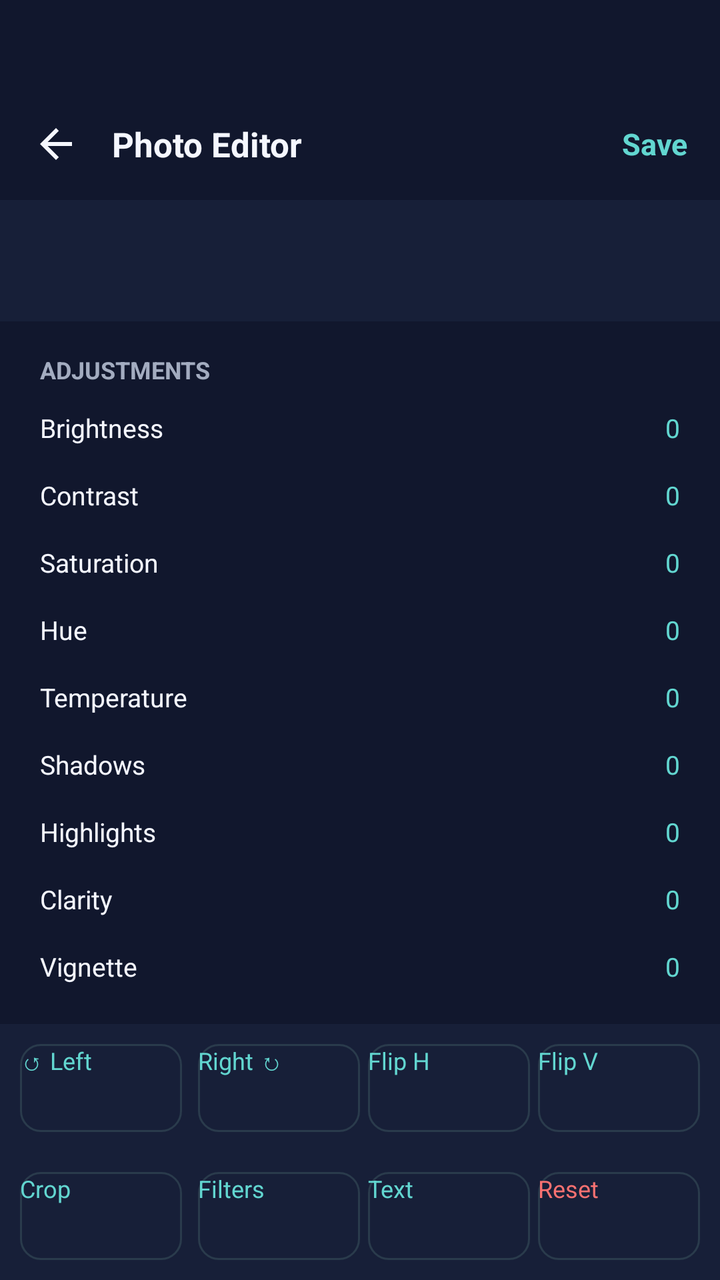
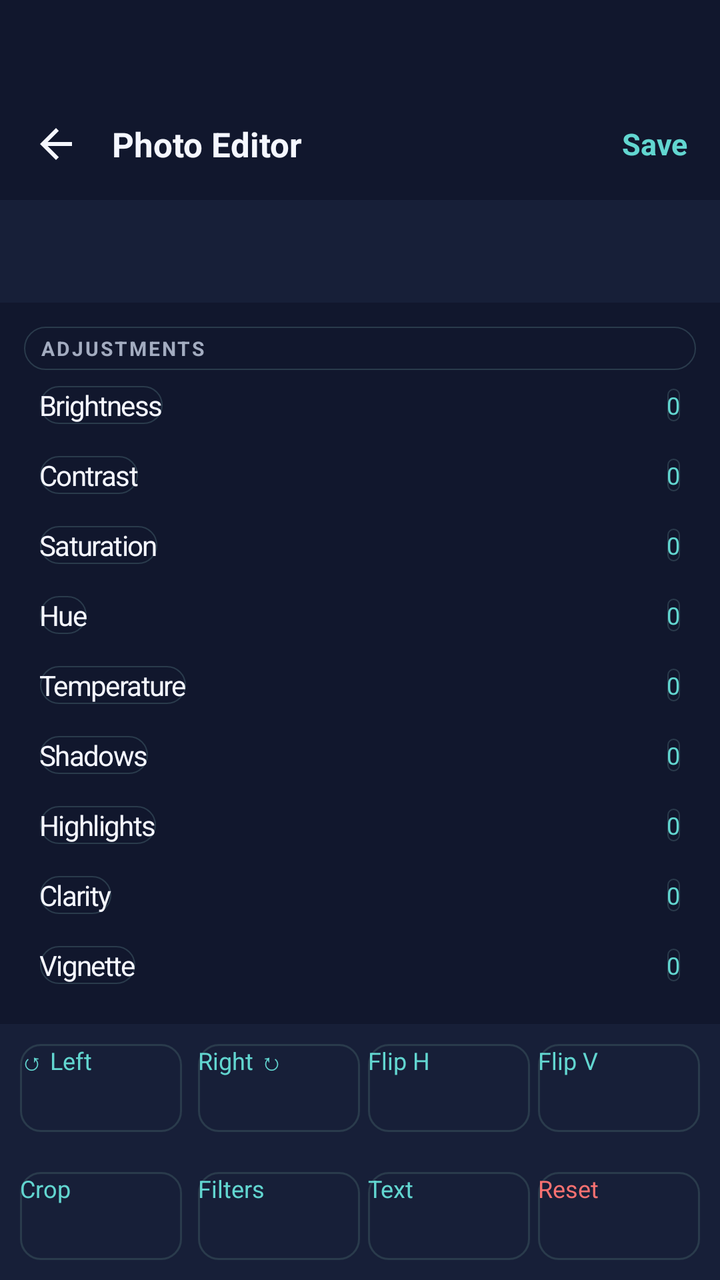

Before-and-after screenshots of an Android layout around one commit, followed by the original layout XML and the change that was made.
<!-- AndroidManifest.xml: application theme Theme.ArtrawFiles -->
<!-- res/layout/activity_image_editor.xml -->
<?xml version="1.0" encoding="utf-8"?>
<LinearLayout xmlns:android="http://schemas.android.com/apk/res/android"
    android:layout_width="match_parent"
    android:layout_height="match_parent"
    android:orientation="vertical"
    android:background="@color/aurora_background_deep">

    
    <LinearLayout
        android:layout_width="match_parent"
        android:layout_height="wrap_content"
        android:orientation="vertical"
        android:background="@color/aurora_background_surface">

        <View
            android:layout_width="match_parent"
            android:layout_height="44dp" />

        <RelativeLayout
            android:layout_width="match_parent"
            android:layout_height="56dp"
            android:paddingStart="8dp"
            android:paddingEnd="8dp">

            <ImageView
                android:id="@+id/btnEditorBack"
                android:layout_width="40dp"
                android:layout_height="40dp"
                android:layout_alignParentStart="true"
                android:layout_centerVertical="true"
                android:padding="8dp"
                android:background="@drawable/ripple_aurora"
                android:src="@drawable/ic_arrow_back"
                android:contentDescription="Back"
                android:tint="@color/aurora_text_primary" />

            <TextView
                android:layout_width="wrap_content"
                android:layout_height="wrap_content"
                android:layout_toEndOf="@id/btnEditorBack"
                android:layout_centerVertical="true"
                android:layout_marginStart="8dp"
                android:text="Photo Editor"
                android:textColor="@color/aurora_text_primary"
                android:textSize="17sp"
                android:textStyle="bold" />

            <TextView
                android:id="@+id/btnSave"
                android:layout_width="wrap_content"
                android:layout_height="wrap_content"
                android:layout_alignParentEnd="true"
                android:layout_centerVertical="true"
                android:padding="8dp"
                android:text="Save"
                android:textColor="@color/aurora_primary"
                android:textSize="15sp"
                android:textStyle="bold" />
        </RelativeLayout>
    </LinearLayout>

    
    <ScrollView
        android:layout_width="match_parent"
        android:layout_height="0dp"
        android:layout_weight="1"
        android:fillViewport="true">

        <FrameLayout
            android:layout_width="match_parent"
            android:layout_height="wrap_content"
            android:background="@color/aurora_background_elevated"
            android:padding="8dp">

            <ImageView
                android:id="@+id/editorImageView"
                android:layout_width="match_parent"
                android:layout_height="wrap_content"
                android:adjustViewBounds="true"
                android:scaleType="fitCenter" />
        </FrameLayout>
    </ScrollView>

    
    <LinearLayout
        android:layout_width="match_parent"
        android:layout_height="wrap_content"
        android:orientation="vertical"
        android:background="@color/aurora_background_surface"
        android:padding="12dp">

        <TextView
            android:layout_width="match_parent"
            android:layout_height="wrap_content"
            android:text="Adjustments"
            android:textColor="@color/aurora_text_secondary"
            android:textSize="12sp"
            android:textStyle="bold"
            android:textAllCaps="true"
            android:paddingStart="8dp"
            android:paddingTop="4dp"
            android:paddingBottom="4dp" />

        
        <LinearLayout
            android:layout_width="match_parent"
            android:layout_height="wrap_content"
            android:orientation="horizontal"
            android:padding="8dp">

            <TextView
                android:layout_width="wrap_content"
                android:layout_height="wrap_content"
                android:text="Brightness"
                android:textColor="@color/aurora_text_primary"
                android:textSize="13sp"
                android:layout_gravity="center_vertical"
                android:layout_marginEnd="8dp" />

            <SeekBar
                android:id="@+id/sbBrightness"
                android:layout_width="0dp"
                android:layout_height="wrap_content"
                android:layout_weight="1"
                android:layout_gravity="center_vertical" />

            <TextView
                android:id="@+id/tvBrightnessVal"
                android:layout_width="wrap_content"
                android:layout_height="wrap_content"
                android:text="0"
                android:textColor="@color/aurora_primary"
                android:textSize="13sp"
                android:layout_gravity="center_vertical"
                android:layout_marginStart="8dp" />
        </LinearLayout>

        <LinearLayout
            android:layout_width="match_parent"
            android:layout_height="wrap_content"
            android:orientation="horizontal"
            android:padding="8dp">

            <TextView
                android:layout_width="wrap_content"
                android:layout_height="wrap_content"
                android:text="Contrast"
                android:textColor="@color/aurora_text_primary"
                android:textSize="13sp"
                android:layout_gravity="center_vertical"
                android:layout_marginEnd="8dp" />

            <SeekBar
                android:id="@+id/sbContrast"
                android:layout_width="0dp"
                android:layout_height="wrap_content"
                android:layout_weight="1"
                android:layout_gravity="center_vertical" />

            <TextView
                android:id="@+id/tvContrastVal"
                android:layout_width="wrap_content"
                android:layout_height="wrap_content"
                android:text="0"
                android:textColor="@color/aurora_primary"
                android:textSize="13sp"
                android:layout_gravity="center_vertical"
                android:layout_marginStart="8dp" />
        </LinearLayout>

        <LinearLayout
            android:layout_width="match_parent"
            android:layout_height="wrap_content"
            android:orientation="horizontal"
            android:padding="8dp">

            <TextView
                android:layout_width="wrap_content"
                android:layout_height="wrap_content"
                android:text="Saturation"
                android:textColor="@color/aurora_text_primary"
                android:textSize="13sp"
                android:layout_gravity="center_vertical"
                android:layout_marginEnd="8dp" />

            <SeekBar
                android:id="@+id/sbSaturation"
                android:layout_width="0dp"
                android:layout_height="wrap_content"
                android:layout_weight="1"
                android:layout_gravity="center_vertical" />

            <TextView
                android:id="@+id/tvSaturationVal"
                android:layout_width="wrap_content"
                android:layout_height="wrap_content"
                android:text="0"
                android:textColor="@color/aurora_primary"
                android:textSize="13sp"
                android:layout_gravity="center_vertical"
                android:layout_marginStart="8dp" />
        </LinearLayout>

        <LinearLayout
            android:layout_width="match_parent"
            android:layout_height="wrap_content"
            android:orientation="horizontal"
            android:padding="8dp">

            <TextView
                android:layout_width="wrap_content"
                android:layout_height="wrap_content"
                android:text="Hue"
                android:textColor="@color/aurora_text_primary"
                android:textSize="13sp"
                android:layout_gravity="center_vertical"
                android:layout_marginEnd="8dp" />

            <SeekBar
                android:id="@+id/sbHue"
                android:layout_width="0dp"
                android:layout_height="wrap_content"
                android:layout_weight="1"
                android:layout_gravity="center_vertical" />

            <TextView
                android:id="@+id/tvHueVal"
                android:layout_width="wrap_content"
                android:layout_height="wrap_content"
                android:text="0"
                android:textColor="@color/aurora_primary"
                android:textSize="13sp"
                android:layout_gravity="center_vertical"
                android:layout_marginStart="8dp" />
        </LinearLayout>

        <LinearLayout
            android:layout_width="match_parent"
            android:layout_height="wrap_content"
            android:orientation="horizontal"
            android:padding="8dp">

            <TextView
                android:layout_width="wrap_content"
                android:layout_height="wrap_content"
                android:text="Temperature"
                android:textColor="@color/aurora_text_primary"
                android:textSize="13sp"
                android:layout_gravity="center_vertical"
                android:layout_marginEnd="8dp" />

            <SeekBar
                android:id="@+id/sbTemperature"
                android:layout_width="0dp"
                android:layout_height="wrap_content"
                android:layout_weight="1"
                android:layout_gravity="center_vertical" />

            <TextView
                android:id="@+id/tvTemperatureVal"
                android:layout_width="wrap_content"
                android:layout_height="wrap_content"
                android:text="0"
                android:textColor="@color/aurora_primary"
                android:textSize="13sp"
                android:layout_gravity="center_vertical"
                android:layout_marginStart="8dp" />
        </LinearLayout>

        <LinearLayout
            android:layout_width="match_parent"
            android:layout_height="wrap_content"
            android:orientation="horizontal"
            android:padding="8dp">

            <TextView
                android:layout_width="wrap_content"
                android:layout_height="wrap_content"
                android:text="Shadows"
                android:textColor="@color/aurora_text_primary"
                android:textSize="13sp"
                android:layout_gravity="center_vertical"
                android:layout_marginEnd="8dp" />

            <SeekBar
                android:id="@+id/sbShadows"
                android:layout_width="0dp"
                android:layout_height="wrap_content"
                android:layout_weight="1"
                android:layout_gravity="center_vertical" />

            <TextView
                android:id="@+id/tvShadowsVal"
                android:layout_width="wrap_content"
                android:layout_height="wrap_content"
                android:text="0"
                android:textColor="@color/aurora_primary"
                android:textSize="13sp"
                android:layout_gravity="center_vertical"
                android:layout_marginStart="8dp" />
        </LinearLayout>

        <LinearLayout
            android:layout_width="match_parent"
            android:layout_height="wrap_content"
            android:orientation="horizontal"
            android:padding="8dp">

            <TextView
                android:layout_width="wrap_content"
                android:layout_height="wrap_content"
                android:text="Highlights"
                android:textColor="@color/aurora_text_primary"
                android:textSize="13sp"
                android:layout_gravity="center_vertical"
                android:layout_marginEnd="8dp" />

            <SeekBar
                android:id="@+id/sbHighlights"
                android:layout_width="0dp"
                android:layout_height="wrap_content"
                android:layout_weight="1"
                android:layout_gravity="center_vertical" />

            <TextView
                android:id="@+id/tvHighlightsVal"
                android:layout_width="wrap_content"
                android:layout_height="wrap_content"
                android:text="0"
                android:textColor="@color/aurora_primary"
                android:textSize="13sp"
                android:layout_gravity="center_vertical"
                android:layout_marginStart="8dp" />
        </LinearLayout>

        <LinearLayout
            android:layout_width="match_parent"
            android:layout_height="wrap_content"
            android:orientation="horizontal"
            android:padding="8dp">

            <TextView
                android:layout_width="wrap_content"
                android:layout_height="wrap_content"
                android:text="Clarity"
                android:textColor="@color/aurora_text_primary"
                android:textSize="13sp"
                android:layout_gravity="center_vertical"
                android:layout_marginEnd="8dp" />

            <SeekBar
                android:id="@+id/sbClarity"
                android:layout_width="0dp"
                android:layout_height="wrap_content"
                android:layout_weight="1"
                android:layout_gravity="center_vertical" />

            <TextView
                android:id="@+id/tvClarityVal"
                android:layout_width="wrap_content"
                android:layout_height="wrap_content"
                android:text="0"
                android:textColor="@color/aurora_primary"
                android:textSize="13sp"
                android:layout_gravity="center_vertical"
                android:layout_marginStart="8dp" />
        </LinearLayout>

        <LinearLayout
            android:layout_width="match_parent"
            android:layout_height="wrap_content"
            android:orientation="horizontal"
            android:padding="8dp">

            <TextView
                android:layout_width="wrap_content"
                android:layout_height="wrap_content"
                android:text="Vignette"
                android:textColor="@color/aurora_text_primary"
                android:textSize="13sp"
                android:layout_gravity="center_vertical"
                android:layout_marginEnd="8dp" />

            <SeekBar
                android:id="@+id/sbVignette"
                android:layout_width="0dp"
                android:layout_height="wrap_content"
                android:layout_weight="1"
                android:layout_gravity="center_vertical" />

            <TextView
                android:id="@+id/tvVignetteVal"
                android:layout_width="wrap_content"
                android:layout_height="wrap_content"
                android:text="0"
                android:textColor="@color/aurora_primary"
                android:textSize="13sp"
                android:layout_gravity="center_vertical"
                android:layout_marginStart="8dp" />
        </LinearLayout>
    </LinearLayout>

    
    <LinearLayout
        android:layout_width="match_parent"
        android:layout_height="wrap_content"
        android:orientation="horizontal"
        android:background="@color/aurora_background_elevated"
        android:padding="10dp">

        <Button
            android:id="@+id/btnRotateLeft"
            android:layout_width="0dp"
            android:layout_height="44dp"
            android:layout_weight="1"
            android:layout_marginEnd="4dp"
            android:background="@drawable/bg_aurora_button_outlined"
            android:text="↺ Left"
            android:textColor="@color/aurora_primary"
            android:textSize="12sp" />

        <Button
            android:id="@+id/btnRotateRight"
            android:layout_width="0dp"
            android:layout_height="44dp"
            android:layout_weight="1"
            android:layout_marginStart="4dp"
            android:background="@drawable/bg_aurora_button_outlined"
            android:text="Right ↻"
            android:textColor="@color/aurora_primary"
            android:textSize="12sp" />

        <Button
            android:id="@+id/btnFlipH"
            android:layout_width="0dp"
            android:layout_height="44dp"
            android:layout_weight="1"
            android:layout_marginStart="4dp"
            android:background="@drawable/bg_aurora_button_outlined"
            android:text="Flip H"
            android:textColor="@color/aurora_primary"
            android:textSize="12sp" />

        <Button
            android:id="@+id/btnFlipV"
            android:layout_width="0dp"
            android:layout_height="44dp"
            android:layout_weight="1"
            android:layout_marginStart="4dp"
            android:background="@drawable/bg_aurora_button_outlined"
            android:text="Flip V"
            android:textColor="@color/aurora_primary"
            android:textSize="12sp" />
    </LinearLayout>

    <LinearLayout
        android:layout_width="match_parent"
        android:layout_height="wrap_content"
        android:orientation="horizontal"
        android:background="@color/aurora_background_elevated"
        android:padding="10dp">

        <Button
            android:id="@+id/btnCrop"
            android:layout_width="0dp"
            android:layout_height="44dp"
            android:layout_weight="1"
            android:layout_marginEnd="4dp"
            android:background="@drawable/bg_aurora_button_outlined"
            android:text="Crop"
            android:textColor="@color/aurora_primary"
            android:textSize="12sp" />

        <Button
            android:id="@+id/btnFilters"
            android:layout_width="0dp"
            android:layout_height="44dp"
            android:layout_weight="1"
            android:layout_marginStart="4dp"
            android:background="@drawable/bg_aurora_button_outlined"
            android:text="Filters"
            android:textColor="@color/aurora_primary"
            android:textSize="12sp" />

        <Button
            android:id="@+id/btnText"
            android:layout_width="0dp"
            android:layout_height="44dp"
            android:layout_weight="1"
            android:layout_marginStart="4dp"
            android:background="@drawable/bg_aurora_button_outlined"
            android:text="Text"
            android:textColor="@color/aurora_primary"
            android:textSize="12sp" />

        <Button
            android:id="@+id/btnReset"
            android:layout_width="0dp"
            android:layout_height="44dp"
            android:layout_weight="1"
            android:layout_marginStart="4dp"
            android:background="@drawable/bg_aurora_button_outlined"
            android:text="Reset"
            android:textColor="@color/aurora_error"
            android:textSize="12sp" />
    </LinearLayout>
</LinearLayout>
<!-- resources referenced by this layout -->
<resources>
  <color name="aurora_background_deep">#080B14</color>
  <color name="aurora_background_elevated">#171F38</color>
  <color name="aurora_background_surface">#11172D</color>
  <color name="aurora_error">#F87171</color>
  <color name="aurora_primary">#62D6D0</color>
  <color name="aurora_text_primary">#F5F7FF</color>
  <color name="aurora_text_secondary">#A3ACC0</color>
  <!-- drawable bg_aurora_button_outlined (drawable) -->
  <?xml version="1.0" encoding="utf-8"?>
  <shape xmlns:android="http://schemas.android.com/apk/res/android"
      android:shape="rectangle">
      <solid android:color="@android:color/transparent" />
      <corners android:radius="10dp" />
      <stroke
          android:width="1dp"
          android:color="@color/aurora_outline" />
  </shape>
  <!-- drawable ic_arrow_back (drawable) -->
  <vector xmlns:android="http://schemas.android.com/apk/res/android"
      android:width="24dp"
      android:height="24dp"
      android:viewportWidth="24"
      android:viewportHeight="24">
      <path
          android:fillColor="#F0F2F5"
          android:pathData="M20,11H7.83l5.59,-5.59L12,4l-8,8 8,8 1.41,-1.41L7.83,13H20v-2z"/>
  </vector>
  <!-- drawable ripple_aurora (drawable) -->
  <?xml version="1.0" encoding="utf-8"?>
  <ripple xmlns:android="http://schemas.android.com/apk/res/android"
      android:color="#3362D6D0">
      <item android:id="@android:id/mask">
          <shape android:shape="rectangle">
              <solid android:color="@color/aurora_primary" />
              <corners android:radius="10dp" />
          </shape>
      </item>
  </ripple>
  <color name="aurora_outline">#2A3B4C</color>
  <color name="aurora_secondary">#8B5CF6</color>
  <!-- unchanged entries left out for length: 1 -->
</resources>

<!-- the commit's change to res/layout/activity_image_editor.xml (unified diff, before → after) -->
@@ -93,10 +93,9 @@
             android:layout_width="match_parent"
             android:layout_height="wrap_content"
             android:text="Adjustments"
+            android:textStyle="bold"
             android:textColor="@color/aurora_text_secondary"
-            android:textSize="12sp"
-            android:textStyle="bold"
-            android:textAllCaps="true"
+            style="@style/Widget.ArtrawFiles.Text.Label"
             android:paddingStart="8dp"
             android:paddingTop="4dp"
             android:paddingBottom="4dp" />
@@ -112,8 +111,9 @@
                 android:layout_width="wrap_content"
                 android:layout_height="wrap_content"
                 android:text="Brightness"
-                android:textColor="@color/aurora_text_primary"
-                android:textSize="13sp"
+                android:textStyle="normal"
+                android:textColor="@color/aurora_text_primary"
+                style="@style/Widget.ArtrawFiles.Text.Body"
                 android:layout_gravity="center_vertical"
                 android:layout_marginEnd="8dp" />
 
@@ -130,7 +130,7 @@
                 android:layout_height="wrap_content"
                 android:text="0"
                 android:textColor="@color/aurora_primary"
-                android:textSize="13sp"
+                style="@style/Widget.ArtrawFiles.Text.Caption"
                 android:layout_gravity="center_vertical"
                 android:layout_marginStart="8dp" />
         </LinearLayout>
@@ -145,8 +145,9 @@
                 android:layout_width="wrap_content"
                 android:layout_height="wrap_content"
                 android:text="Contrast"
-                android:textColor="@color/aurora_text_primary"
-                android:textSize="13sp"
+                android:textStyle="normal"
+                android:textColor="@color/aurora_text_primary"
+                style="@style/Widget.ArtrawFiles.Text.Body"
                 android:layout_gravity="center_vertical"
                 android:layout_marginEnd="8dp" />
 
@@ -163,7 +164,7 @@
                 android:layout_height="wrap_content"
                 android:text="0"
                 android:textColor="@color/aurora_primary"
-                android:textSize="13sp"
+                style="@style/Widget.ArtrawFiles.Text.Caption"
                 android:layout_gravity="center_vertical"
                 android:layout_marginStart="8dp" />
         </LinearLayout>
@@ -178,8 +179,9 @@
                 android:layout_width="wrap_content"
                 android:layout_height="wrap_content"
                 android:text="Saturation"
-                android:textColor="@color/aurora_text_primary"
-                android:textSize="13sp"
+                android:textStyle="normal"
+                android:textColor="@color/aurora_text_primary"
+                style="@style/Widget.ArtrawFiles.Text.Body"
                 android:layout_gravity="center_vertical"
                 android:layout_marginEnd="8dp" />
 
@@ -196,7 +198,7 @@
                 android:layout_height="wrap_content"
                 android:text="0"
                 android:textColor="@color/aurora_primary"
-                android:textSize="13sp"
+                style="@style/Widget.ArtrawFiles.Text.Caption"
                 android:layout_gravity="center_vertical"
                 android:layout_marginStart="8dp" />
         </LinearLayout>
@@ -211,8 +213,9 @@
                 android:layout_width="wrap_content"
                 android:layout_height="wrap_content"
                 android:text="Hue"
-                android:textColor="@color/aurora_text_primary"
-                android:textSize="13sp"
+                android:textStyle="normal"
+                android:textColor="@color/aurora_text_primary"
+                style="@style/Widget.ArtrawFiles.Text.Body"
                 android:layout_gravity="center_vertical"
                 android:layout_marginEnd="8dp" />
 
@@ -229,7 +232,7 @@
                 android:layout_height="wrap_content"
                 android:text="0"
                 android:textColor="@color/aurora_primary"
-                android:textSize="13sp"
+                style="@style/Widget.ArtrawFiles.Text.Caption"
                 android:layout_gravity="center_vertical"
                 android:layout_marginStart="8dp" />
         </LinearLayout>
@@ -244,8 +247,9 @@
                 android:layout_width="wrap_content"
                 android:layout_height="wrap_content"
                 android:text="Temperature"
-                android:textColor="@color/aurora_text_primary"
-                android:textSize="13sp"
+                android:textStyle="normal"
+                android:textColor="@color/aurora_text_primary"
+                style="@style/Widget.ArtrawFiles.Text.Body"
                 android:layout_gravity="center_vertical"
                 android:layout_marginEnd="8dp" />
 
@@ -262,7 +266,7 @@
                 android:layout_height="wrap_content"
                 android:text="0"
                 android:textColor="@color/aurora_primary"
-                android:textSize="13sp"
+                style="@style/Widget.ArtrawFiles.Text.Caption"
                 android:layout_gravity="center_vertical"
                 android:layout_marginStart="8dp" />
         </LinearLayout>
@@ -277,8 +281,9 @@
                 android:layout_width="wrap_content"
                 android:layout_height="wrap_content"
                 android:text="Shadows"
-                android:textColor="@color/aurora_text_primary"
-                android:textSize="13sp"
+                android:textStyle="normal"
+                android:textColor="@color/aurora_text_primary"
+                style="@style/Widget.ArtrawFiles.Text.Body"
                 android:layout_gravity="center_vertical"
                 android:layout_marginEnd="8dp" />
 
@@ -295,7 +300,7 @@
                 android:layout_height="wrap_content"
                 android:text="0"
                 android:textColor="@color/aurora_primary"
-                android:textSize="13sp"
+                style="@style/Widget.ArtrawFiles.Text.Caption"
                 android:layout_gravity="center_vertical"
                 android:layout_marginStart="8dp" />
         </LinearLayout>
@@ -310,8 +315,9 @@
                 android:layout_width="wrap_content"
                 android:layout_height="wrap_content"
                 android:text="Highlights"
-                android:textColor="@color/aurora_text_primary"
-                android:textSize="13sp"
+                android:textStyle="normal"
+                android:textColor="@color/aurora_text_primary"
+                style="@style/Widget.ArtrawFiles.Text.Body"
                 android:layout_gravity="center_vertical"
                 android:layout_marginEnd="8dp" />
 
@@ -328,7 +334,7 @@
                 android:layout_height="wrap_content"
                 android:text="0"
                 android:textColor="@color/aurora_primary"
-                android:textSize="13sp"
+                style="@style/Widget.ArtrawFiles.Text.Caption"
                 android:layout_gravity="center_vertical"
                 android:layout_marginStart="8dp" />
         </LinearLayout>
@@ -343,8 +349,9 @@
                 android:layout_width="wrap_content"
                 android:layout_height="wrap_content"
                 android:text="Clarity"
-                android:textColor="@color/aurora_text_primary"
-                android:textSize="13sp"
+                android:textStyle="normal"
+                android:textColor="@color/aurora_text_primary"
+                style="@style/Widget.ArtrawFiles.Text.Body"
                 android:layout_gravity="center_vertical"
                 android:layout_marginEnd="8dp" />
 
@@ -361,7 +368,7 @@
                 android:layout_height="wrap_content"
                 android:text="0"
                 android:textColor="@color/aurora_primary"
-                android:textSize="13sp"
+                style="@style/Widget.ArtrawFiles.Text.Caption"
                 android:layout_gravity="center_vertical"
                 android:layout_marginStart="8dp" />
         </LinearLayout>
@@ -376,8 +383,9 @@
                 android:layout_width="wrap_content"
                 android:layout_height="wrap_content"
                 android:text="Vignette"
-                android:textColor="@color/aurora_text_primary"
-                android:textSize="13sp"
+                android:textStyle="normal"
+                android:textColor="@color/aurora_text_primary"
+                style="@style/Widget.ArtrawFiles.Text.Body"
                 android:layout_gravity="center_vertical"
                 android:layout_marginEnd="8dp" />
 
@@ -394,7 +402,7 @@
                 android:layout_height="wrap_content"
                 android:text="0"
                 android:textColor="@color/aurora_primary"
-                android:textSize="13sp"
+                style="@style/Widget.ArtrawFiles.Text.Caption"
                 android:layout_gravity="center_vertical"
                 android:layout_marginStart="8dp" />
         </LinearLayout>
<!-- resource entries referenced after the edit -->
@@ -38,8 +38,42 @@
           </shape>
       </item>
   </ripple>
+  <style name="Widget.ArtrawFiles.Text.Body" parent="Widget.ArtrawFiles.Text.Display">
+          <item name="android:textSize">14sp</item>
+          <item name="android:textStyle">normal</item>
+          <item name="android:lineHeight">21sp</item>
+          <item name="android:lineSpacingExtra">4sp</item>
+      </style>
+  <style name="Widget.ArtrawFiles.Text.Caption" parent="Widget.ArtrawFiles.Text.Display">
+          <item name="android:textColor">@color/aurora_text_secondary</item>
+          <item name="android:textSize">12sp</item>
+          <item name="android:textStyle">normal</item>
+          <item name="android:lineHeight">18sp</item>
+      </style>
+  <style name="Widget.ArtrawFiles.Text.Label" parent="Widget.ArtrawFiles.Text.Display">
+          <item name="android:textColor">@color/aurora_text_tertiary</item>
+          <item name="android:textSize">10sp</item>
+          <item name="android:textStyle">normal</item>
+          <item name="android:textAllCaps">true</item>
+          <item name="android:lineHeight">16sp</item>
+          <item name="android:letterSpacing">0.1</item>
+      </style>
   <color name="aurora_outline">#2A3B4C</color>
+  <style name="Widget.ArtrawFiles.Text.Display" parent="Widget.ArtrawFiles.Text">
+          <item name="android:textSize">24sp</item>
+          <item name="android:textStyle">bold</item>
+          <item name="android:lineHeight">32sp</item>
+          <item name="android:letterSpacing">-0.04</item>
+      </style>
+  <color name="aurora_text_tertiary">#6B7280</color>
   <color name="aurora_secondary">#8B5CF6</color>
+  <style name="Widget.ArtrawFiles.Text">
+          <item name="android:textColor">@color/aurora_text_primary</item>
+          <item name="android:textSize">14sp</item>
+          <item name="android:textStyle">normal</item>
+          <item name="android:fontFamily">sans-serif</item>
+          <item name="android:lineHeight">21sp</item>
+      </style>
   <!-- unchanged entries left out for length: 1 -->
 </resources>
 
